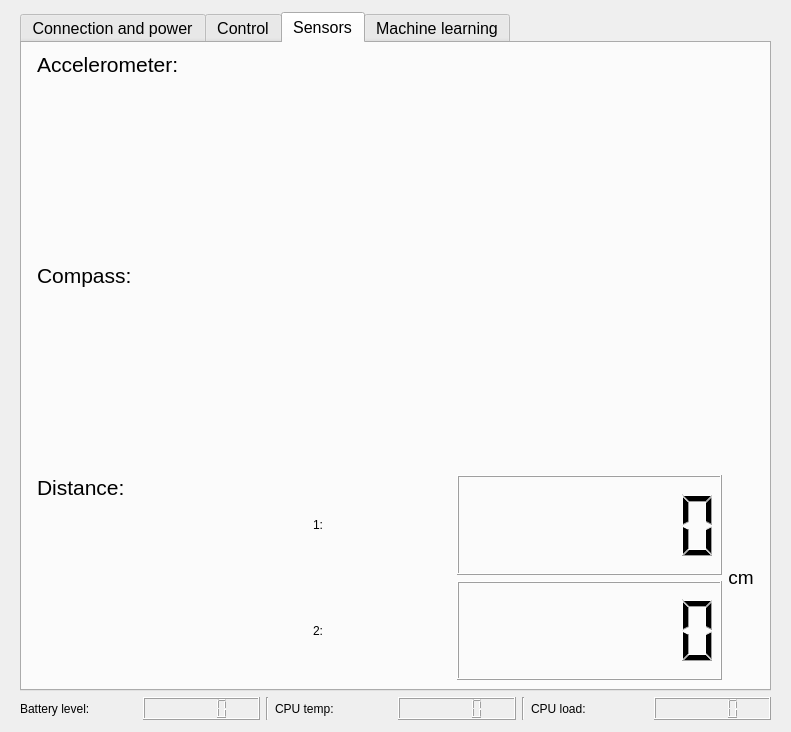
Old version of the form GUI/form.ui in the repository Sapienza-Technology-2021/Socket-GUI.
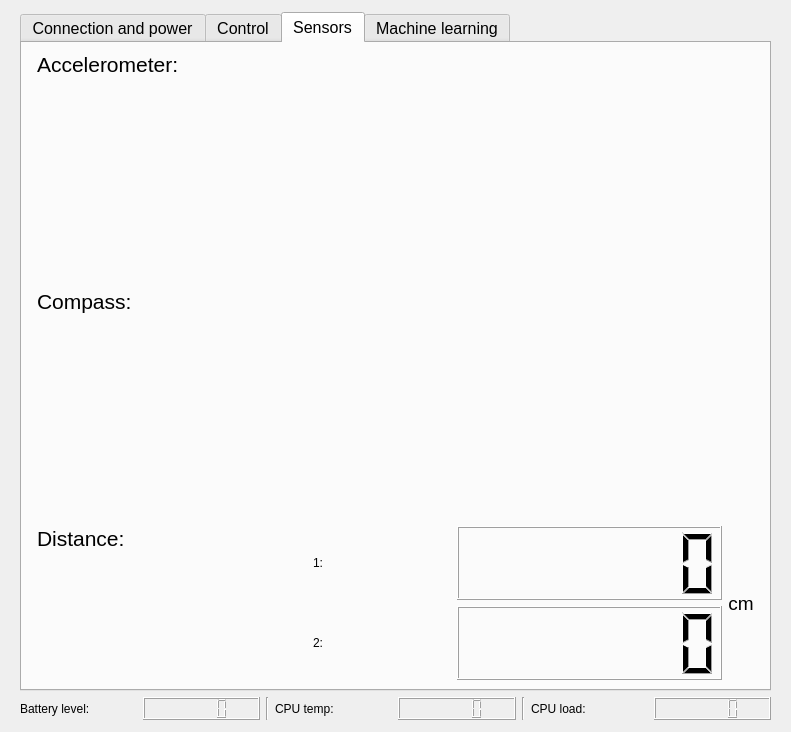
New version of the form. Icons and pictures are not drawn. Custom widgets are drawn as their Qt base class.

What changed in the file:
```diff
--- a/GUI/form.ui
+++ b/GUI/form.ui
@@ -750,7 +750,7 @@
        <attribute name="title">
         <string>Sensors</string>
        </attribute>
-       <layout class="QGridLayout" name="gridLayout_2" rowstretch="0,1,1,1" columnstretch="0,2,0">
+       <layout class="QGridLayout" name="gridLayout_2" rowstretch="0,3,3,2" columnstretch="0,2,0">
         <property name="leftMargin">
          <number>15</number>
         </property>
```
